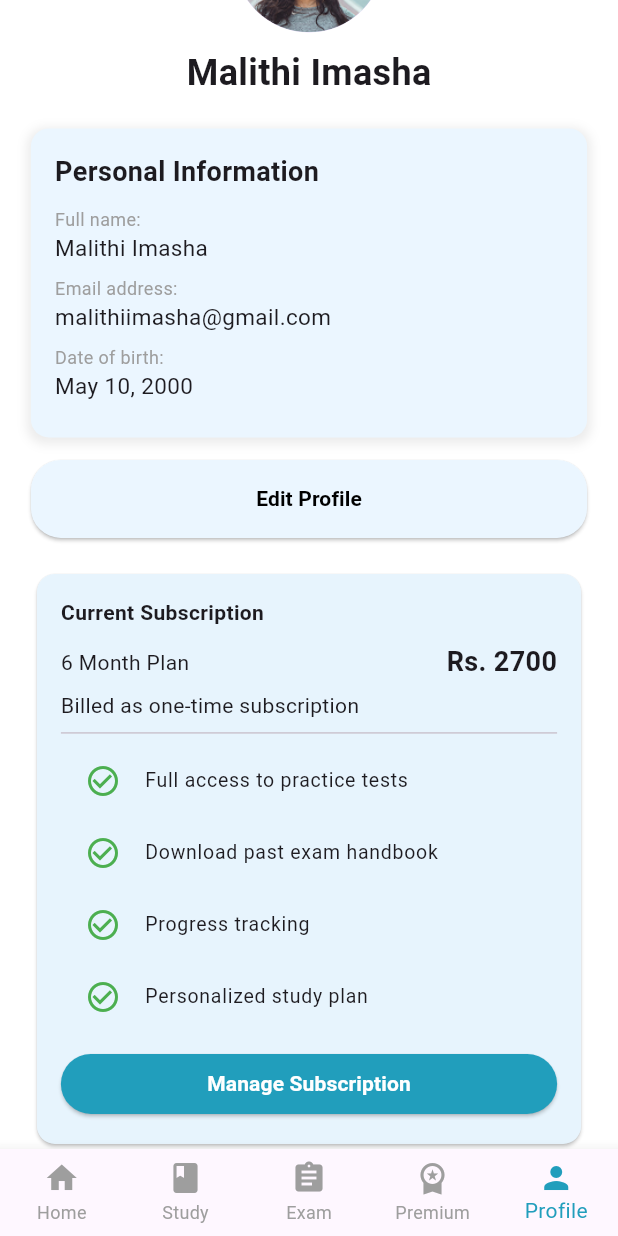
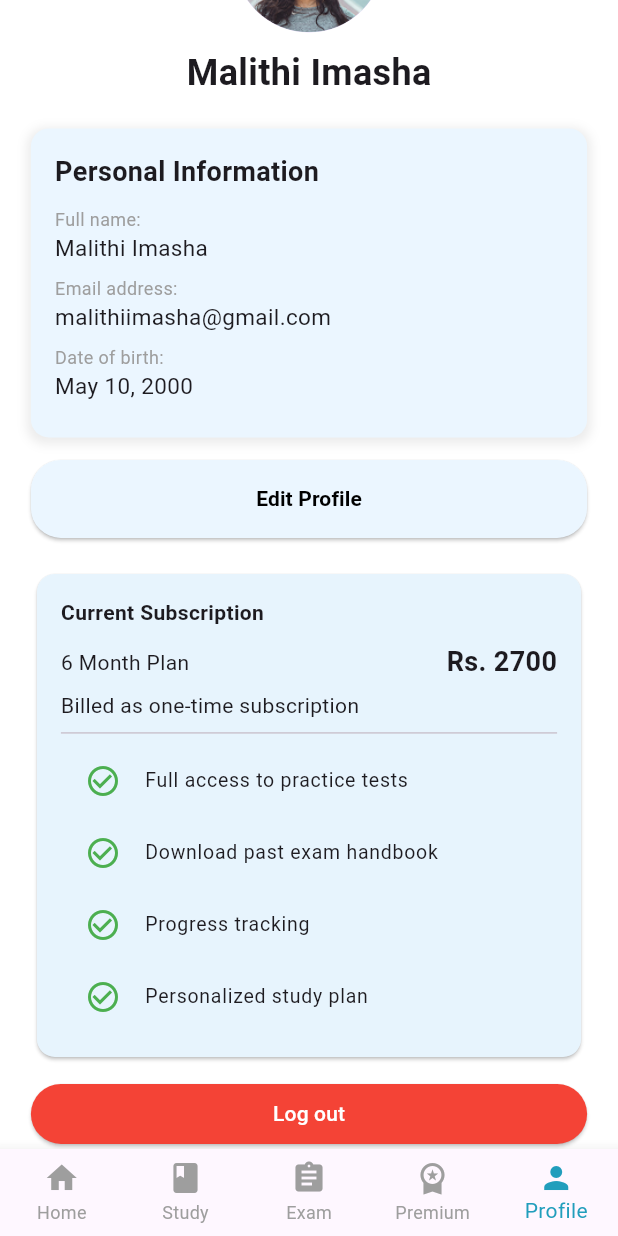
Before and after one commit to Risitha-Nadimal/driving_license_exam, a Flutter app: the screen it shows after launch, item 5 of the bottom bar chosen, scrolled down 218 dp, on a phone screen of 412 x 824 dp. Run offline on Flutter 3.47's test engine with Material 3 defaults, Android fonts, the light colour scheme and no system bars; our stand-ins replace flutter_animate, just_audio.

Commit message:
hide button

```diff
--- a/lib/mockexam.dart
+++ b/lib/mockexam.dart
@@ -115,7 +115,7 @@ class _MockExamDoState extends State<MockExamDo> {
         {
           'question':
               'වෙනත් ලෙස නියම කර නොමැති නම් නාගරික ප්‍රදේශවල වේග සීමාව කොපමණද?',
-          'image': 'assets/images/exam.png',
+          'image': null,
           'audio': 'assets/audio/s3.mp3',
           'answers': [
             'පැයට කි.මී. 40',
--- a/lib/profile.dart
+++ b/lib/profile.dart
@@ -1,7 +1,6 @@
 import 'package:driving_license_exam/component/appbar.dart';
 import 'package:driving_license_exam/component/custompageroute.dart';
 import 'package:driving_license_exam/editprofile.dart';
-import 'package:driving_license_exam/premium.dart';
 import 'package:driving_license_exam/screen/login/signup/splash/login.dart';
 import 'package:flutter/material.dart';
 
@@ -212,30 +211,30 @@ class ProfileScreen extends StatelessWidget {
                                   color: Colors.green),
                               title: Text('Personalized study plan'),
                             ),
-                            const SizedBox(height: 10),
+                            // const SizedBox(height: 10),
                             SizedBox(
                               width: size.width,
-                              child: ElevatedButton(
-                                onPressed: () {
-                                  Navigator.push(
-                                      context,
-                                      createFadeRoute(
-                                          const SubscriptionScreen()));
-                                },
-                                style: ElevatedButton.styleFrom(
-                                    backgroundColor: const Color(0xff219EBC)),
-                                child: const Text('Manage Subscription',
-                                    style: TextStyle(
-                                        fontWeight: FontWeight.bold,
-                                        color: Colors.white)),
-                              ),
+                              // child: ElevatedButton(
+                              //   onPressed: () {
+                              //     Navigator.push(
+                              //         context,
+                              //         createFadeRoute(
+                              //             const SubscriptionScreen()));
+                              //   },
+                              //   style: ElevatedButton.styleFrom(
+                              //       backgroundColor: const Color(0xff219EBC)),
+                              //   child: const Text('Manage Subscription',
+                              //       style: TextStyle(
+                              //           fontWeight: FontWeight.bold,
+                              //           color: Colors.white)),
+                              // ),
                             ),
                           ],
                         ),
                       ),
                     ),
 
-                    const SizedBox(height: 20),
+                    const SizedBox(height: 10),
                     SizedBox(
                       width: size.width,
                       child: ElevatedButton(
```
